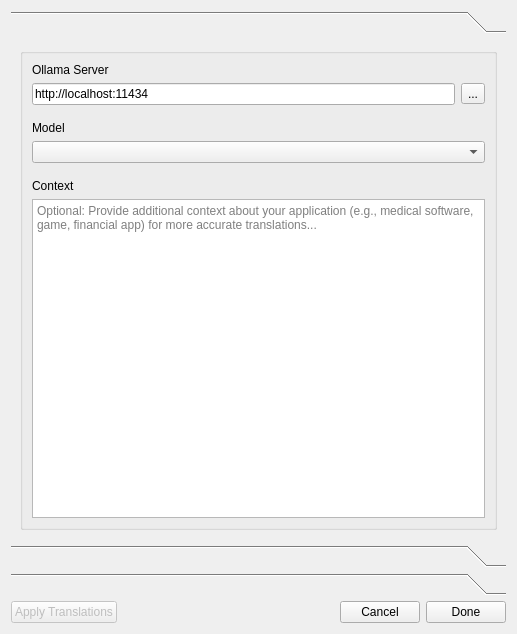
Qt form src/linguist/linguist/machinetranslationdialog.ui (qt/qttools) before a commit.
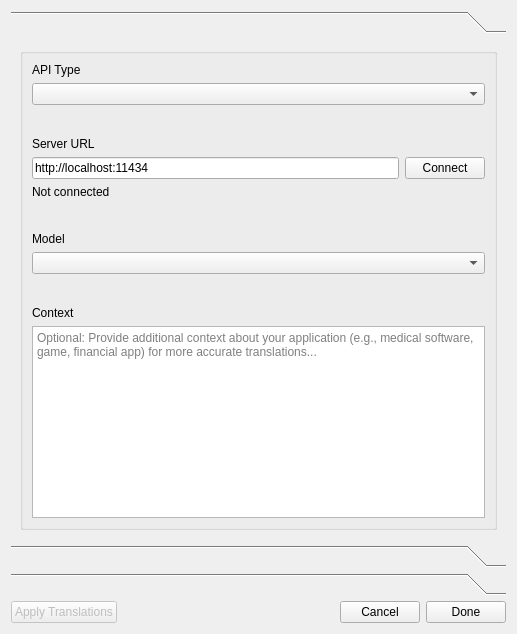
The same form after that commit. The open tabs and pages were chosen to show the change. Icons and pictures are not drawn.

```diff
--- a/src/linguist/linguist/machinetranslationdialog.ui
+++ b/src/linguist/linguist/machinetranslationdialog.ui
@@ -30,8 +30,8 @@
        <rect>
         <x>0</x>
         <y>0</y>
-        <width>481</width>
-        <height>432</height>
+        <width>493</width>
+        <height>460</height>
        </rect>
       </property>
       <layout class="QVBoxLayout" name="verticalLayout_2">
@@ -48,15 +48,21 @@
          </property>
          <layout class="QVBoxLayout" name="verticalLayout_4">
           <item>
-           <layout class="QGridLayout" name="configLayout" rowstretch="0,0,0,0,0,0,0,1" columnstretch="0,0" rowminimumheight="0,0,0,0,0,0,0,0">
-            <item row="1" column="0">
-             <widget class="QLineEdit" name="serverText">
-              <property name="text">
-               <string>http://localhost:11434</string>
+           <layout class="QGridLayout" name="configLayout" rowstretch="0,0,0,0,0,0,0,0,0,0,0,0" columnstretch="0,0" rowminimumheight="0,0,0,0,0,0,0,0,0,0,0,0">
+            <item row="2" column="0">
+             <spacer name="verticalSpacer_5">
+              <property name="orientation">
+               <enum>Qt::Orientation::Vertical</enum>
               </property>
-             </widget>
+              <property name="sizeHint" stdset="0">
+               <size>
+                <width>20</width>
+                <height>10</height>
+               </size>
+              </property>
+             </spacer>
             </item>
-            <item row="6" column="0">
+            <item row="10" column="0">
              <widget class="QLabel" name="contextLabel">
               <property name="maximumSize">
                <size>
@@ -72,47 +78,8 @@
               </property>
              </widget>
             </item>
-            <item row="5" column="0">
-             <spacer name="verticalSpacer">
-              <property name="orientation">
-               <enum>Qt::Orientation::Vertical</enum>
-              </property>
-              <property name="sizeHint" stdset="0">
-               <size>
-                <width>20</width>
-                <height>10</height>
-               </size>
-              </property>
-             </spacer>
-            </item>
-            <item row="3" column="0">
-             <widget class="QLabel" name="serverLabel_2">
-              <property name="maximumSize">
-               <size>
-                <width>16777215</width>
-                <height>16777215</height>
-               </size>
-              </property>
-              <property name="text">
-               <string>Model</string>
-              </property>
-             </widget>
-            </item>
-            <item row="2" column="0">
-             <spacer name="verticalSpacer_2">
-              <property name="orientation">
-               <enum>Qt::Orientation::Vertical</enum>
-              </property>
-              <property name="sizeHint" stdset="0">
-               <size>
-                <width>20</width>
-                <height>10</height>
-               </size>
-              </property>
-             </spacer>
-            </item>
             <item row="0" column="0">
-             <widget class="QLabel" name="serverLabel">
+             <widget class="QLabel" name="apiTypeLabel">
               <property name="maximumSize">
                <size>
                 <width>16777215</width>
@@ -120,21 +87,11 @@
                </size>
               </property>
               <property name="text">
-               <string>Ollama Server</string>
+               <string>API Type</string>
               </property>
              </widget>
             </item>
-            <item row="1" column="1">
-             <widget class="QToolButton" name="connectButton">
-              <property name="text">
-               <string>...</string>
-              </property>
-              <property name="icon">
-               <iconset theme="QIcon::ThemeIcon::SystemSearch"/>
-              </property>
-             </widget>
-            </item>
-            <item row="4" column="0" colspan="2">
+            <item row="8" column="0" colspan="2">
              <widget class="QComboBox" name="modelComboBox">
               <property name="minimumSize">
                <size>
@@ -142,9 +99,25 @@
                 <height>0</height>
                </size>
               </property>
+              <property name="currentText">
+               <string/>
+              </property>
              </widget>
             </item>
-            <item row="7" column="0" colspan="2">
+            <item row="9" column="0">
+             <spacer name="verticalSpacer">
+              <property name="orientation">
+               <enum>Qt::Orientation::Vertical</enum>
+              </property>
+              <property name="sizeHint" stdset="0">
+               <size>
+                <width>20</width>
+                <height>10</height>
+               </size>
+              </property>
+             </spacer>
+            </item>
+            <item row="11" column="0" colspan="2">
              <widget class="QPlainTextEdit" name="contextEdit">
               <property name="maximumSize">
                <size>
@@ -157,6 +130,85 @@
               </property>
              </widget>
             </item>
+            <item row="5" column="0" colspan="2">
+             <widget class="QLabel" name="connectionStatusLabel">
+              <property name="text">
+               <string>Not connected</string>
+              </property>
+              <property name="alignment">
+               <set>Qt::AlignmentFlag::AlignLeading|Qt::AlignmentFlag::AlignLeft|Qt::AlignmentFlag::AlignVCenter</set>
+              </property>
+             </widget>
+            </item>
+            <item row="1" column="0" colspan="2">
+             <widget class="QComboBox" name="apiTypeComboBox">
+              <property name="minimumSize">
+               <size>
+                <width>150</width>
+                <height>0</height>
+               </size>
+              </property>
+              <property name="currentText">
+               <string/>
+              </property>
+             </widget>
+            </item>
+            <item row="3" column="0">
+             <widget class="QLabel" name="serverLabel">
+              <property name="maximumSize">
+               <size>
+                <width>16777215</width>
+                <height>16777215</height>
+               </size>
+              </property>
+              <property name="text">
+               <string>Server URL</string>
+              </property>
+             </widget>
+            </item>
+            <item row="6" column="0">
+             <spacer name="verticalSpacer_2">
+              <property name="orientation">
+               <enum>Qt::Orientation::Vertical</enum>
+              </property>
+              <property name="sizeHint" stdset="0">
+               <size>
+                <width>20</width>
+                <height>10</height>
+               </size>
+              </property>
+             </spacer>
+            </item>
+            <item row="4" column="0">
+             <widget class="QLineEdit" name="serverText">
+              <property name="text">
+               <string>http://localhost:11434</string>
+              </property>
+             </widget>
+            </item>
+            <item row="7" column="0">
+             <widget class="QLabel" name="serverLabel_2">
+              <property name="maximumSize">
+               <size>
+                <width>16777215</width>
+                <height>16777215</height>
+               </size>
+              </property>
+              <property name="text">
+               <string>Model</string>
+              </property>
+             </widget>
+            </item>
+            <item row="4" column="1">
+             <widget class="QPushButton" name="connectButton">
+              <property name="text">
+               <string>Connect</string>
+              </property>
+              <property name="autoDefault">
+               <bool>false</bool>
+              </property>
+             </widget>
+            </item>
            </layout>
           </item>
          </layout>
```
Left out of the diff: 6 changed lines with no effect on the pictures.
